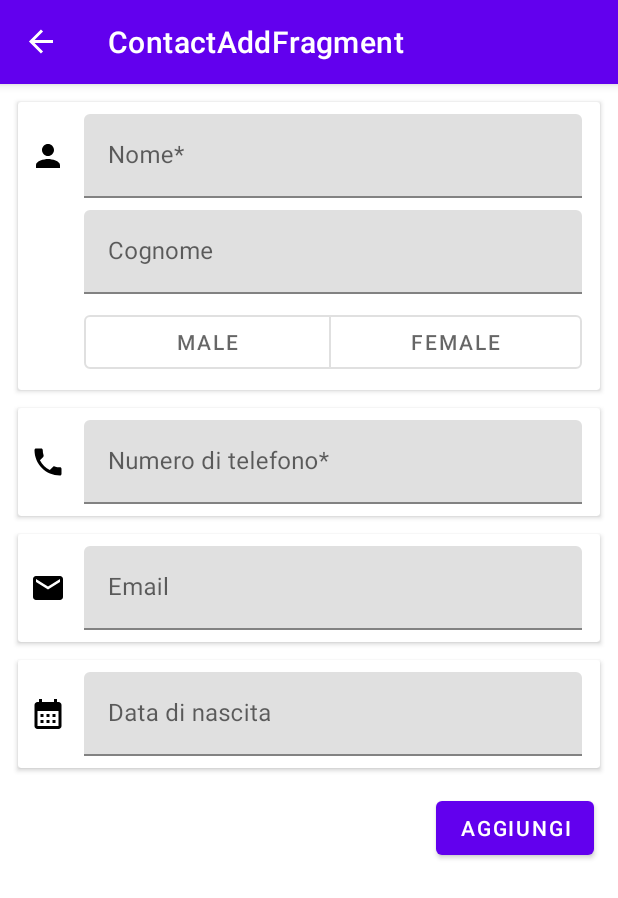
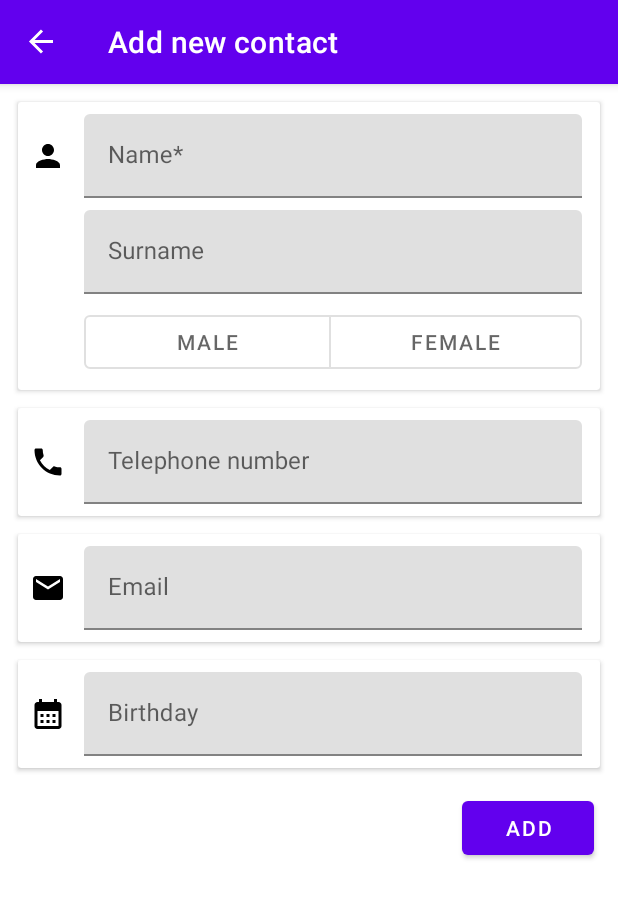
Before and after one commit to UnluckyPizzu/PhoneBook, an Android app: the ContactAddFragment screen opened through its navigation route, on a phone screen of 412 x 824 dp. Shown: the top 898 px of the screen. Run offline under Robolectric (Android 15) with nearby library versions, the phone set to English and light mode, and no system bars; our stand-ins replace navigation-ui.

Commit message:
Fixed navigation, create strings resource

```diff
--- a/app/src/main/java/com/pizzu/phonebook/ui/main/fragment/ContactDetailFragment.kt
+++ b/app/src/main/java/com/pizzu/phonebook/ui/main/fragment/ContactDetailFragment.kt
@@ -10,6 +10,7 @@ import androidx.fragment.app.activityViewModels
 import androidx.navigation.fragment.findNavController
 import androidx.navigation.fragment.navArgs
 import com.google.android.material.datepicker.MaterialDatePicker
+import com.google.android.material.dialog.MaterialAlertDialogBuilder
 import com.pizzu.phonebook.R
 import com.pizzu.phonebook.data.application.ContactApplication
 import com.pizzu.phonebook.databinding.ContactAddFragmentBinding
@@ -53,7 +54,8 @@ class ContactDetailFragment : Fragment() {
 
     private fun bind(contact: Contact) {
         binding.apply {
-            textDetailName.setText("Informazioni di ${contact.name} ${contact.surname}", TextView.BufferType.SPANNABLE)
+            textDetailName.setText(getString(R.string.personal_information,"${contact.name} ${contact.surname}"))
+            //textDetailName.setText("Informazioni di ${contact.name} ${contact.surname}", TextView.BufferType.SPANNABLE)
             textDetailTelephone.setText(contact.telephoneNumber, TextView.BufferType.SPANNABLE)
             if(contact.birthday.isNullOrEmpty())
                 groupBirthday.visibility = View.GONE
--- a/app/src/main/java/com/pizzu/phonebook/ui/main/fragment/ContactListFragment.kt
+++ b/app/src/main/java/com/pizzu/phonebook/ui/main/fragment/ContactListFragment.kt
@@ -4,6 +4,7 @@ import android.os.Bundle
 import android.view.LayoutInflater
 import android.view.View
 import android.view.ViewGroup
+import androidx.appcompat.widget.SearchView
 import androidx.fragment.app.Fragment
 import androidx.fragment.app.activityViewModels
 import androidx.lifecycle.coroutineScope
@@ -37,12 +38,32 @@ class ContactListFragment : Fragment() {
 
     override fun onViewCreated(view: View, savedInstanceState: Bundle?) {
         super.onViewCreated(view, savedInstanceState)
-        val adapter = ContactListAdapter{
-            val actionToDetail = ContactListFragmentDirections.actionContactListFragmentToContactDetailFragment(it.id)
+        val adapter = ContactListAdapter {
+            val actionToDetail =
+                ContactListFragmentDirections.actionContactListFragmentToContactDetailFragment(it.id)
             this.findNavController().navigate(actionToDetail)
         }
         binding.recyclerContact.layoutManager = LinearLayoutManager(this.context)
         binding.recyclerContact.adapter = adapter
+
+        binding.searchPhonebook.setOnQueryTextListener(object : SearchView.OnQueryTextListener {
+
+            override fun onQueryTextChange(newText: String): Boolean {
+
+                viewModel.allContacts.observe(viewLifecycleOwner) {
+                        contacts -> contacts.filter { x -> x.name.contains(newText) || x.surname?.contains(newText) ?: true }.let{
+                        adapter.submitList(it)
+                    }
+                }
+                return true
+            }
+
+            override fun onQueryTextSubmit(query: String): Boolean {
+                // task HERE
+                return true
+            }
+
+        })
 
 
         viewModel.allContacts.observe(this.viewLifecycleOwner) {
--- a/app/src/main/res/layout/contact_add_fragment.xml
+++ b/app/src/main/res/layout/contact_add_fragment.xml
@@ -46,7 +46,7 @@
                     android:id="@+id/textName"
                     android:layout_width="match_parent"
                     android:layout_height="wrap_content"
-                    android:hint="Nome*" />
+                    android:hint="@string/name" />
             </com.google.android.material.textfield.TextInputLayout>
 
             <com.google.android.material.textfield.TextInputLayout
@@ -62,7 +62,7 @@
                     android:id="@+id/textSurname"
                     android:layout_width="match_parent"
                     android:layout_height="wrap_content"
-                    android:hint="Cognome" />
+                    android:hint="@string/surname" />
             </com.google.android.material.textfield.TextInputLayout>
 
             <com.google.android.material.button.MaterialButtonToggleGroup
@@ -83,14 +83,14 @@
                     style="?attr/materialButtonOutlinedStyle"
                     android:layout_height="wrap_content"
                     android:layout_weight="1"
-                    android:text="Male" />
+                    android:text="@string/male" />
                 <Button
                     android:id="@+id/btnFemale"
                     android:layout_width="wrap_content"
                     style="?attr/materialButtonOutlinedStyle"
                     android:layout_height="wrap_content"
                     android:layout_weight="1"
-                    android:text="Female" />
+                    android:text="@string/female" />
             </com.google.android.material.button.MaterialButtonToggleGroup>
 
         </androidx.constraintlayout.widget.ConstraintLayout>
@@ -138,7 +138,7 @@
                     android:layout_width="match_parent"
                     android:inputType="number"
                     android:layout_height="wrap_content"
-                    android:hint="Numero di telefono*" />
+                    android:hint="@string/telephone" />
             </com.google.android.material.textfield.TextInputLayout>
         </androidx.constraintlayout.widget.ConstraintLayout>
     </androidx.cardview.widget.CardView>
@@ -185,7 +185,7 @@
                     android:layout_width="match_parent"
                     android:inputType="textEmailAddress"
                     android:layout_height="wrap_content"
-                    android:hint="Email" />
+                    android:hint="@string/email" />
             </com.google.android.material.textfield.TextInputLayout>
         </androidx.constraintlayout.widget.ConstraintLayout>
     </androidx.cardview.widget.CardView>
@@ -233,7 +233,7 @@
                     android:layout_height="wrap_content"
                     android:clickable="true"
                     android:focusable="false"
-                    android:hint="Data di nascita" />
+                    android:hint="@string/birthday" />
             </com.google.android.material.textfield.TextInputLayout>
         </androidx.constraintlayout.widget.ConstraintLayout>
     </androidx.cardview.widget.CardView>
@@ -244,7 +244,7 @@
         android:layout_height="wrap_content"
         android:layout_marginTop="16dp"
         android:layout_marginEnd="4dp"
-        android:text="Aggiungi"
+        android:text="@string/add"
         app:layout_constraintEnd_toEndOf="@+id/cardBirthday"
         app:layout_constraintTop_toBottomOf="@+id/cardBirthday" />
 
--- a/app/src/main/res/layout/contact_detail_fragment.xml
+++ b/app/src/main/res/layout/contact_detail_fragment.xml
@@ -39,7 +39,7 @@
                 android:layout_marginStart="8dp"
                 android:layout_marginTop="8dp"
                 android:layout_marginEnd="8dp"
-                android:text="Informazioni di contatto"
+                android:text="@string/contact_information"
                 android:textAppearance="@style/TextAppearance.MaterialComponents.Body1"
                 app:layout_constraintBottom_toTopOf="@+id/imageView2"
                 app:layout_constraintEnd_toEndOf="parent"
@@ -204,7 +204,7 @@
         style="@style/Widget.AppCompat.Button"
         android:layout_width="wrap_content"
         android:layout_height="wrap_content"
-        android:text="Elimina contatto"
+        android:text="@string/delete_contact"
         app:layout_constraintBottom_toBottomOf="parent"
         app:layout_constraintEnd_toEndOf="@+id/buttonEditItem"
         app:layout_constraintStart_toStartOf="@+id/buttonEditItem"
@@ -214,7 +214,7 @@
         android:id="@+id/buttonEditItem"
         android:layout_width="wrap_content"
         android:layout_height="wrap_content"
-        android:text="Modifica contatto"
+        android:text="@string/edit_contact"
         app:layout_constraintBottom_toTopOf="@+id/buttonDeleteItem"
         app:layout_constraintEnd_toEndOf="parent"
         app:layout_constraintStart_toStartOf="parent"
--- a/app/src/main/res/layout/contact_list_fragment.xml
+++ b/app/src/main/res/layout/contact_list_fragment.xml
@@ -18,7 +18,7 @@
         app:layout_constraintStart_toStartOf="parent"
         app:layout_constraintTop_toTopOf="parent">
 
-        <SearchView
+        <androidx.appcompat.widget.SearchView
             android:id="@+id/searchPhonebook"
             android:layout_width="match_parent"
             android:layout_height="match_parent" />
--- a/app/src/main/res/navigation/nav_graph.xml
+++ b/app/src/main/res/navigation/nav_graph.xml
@@ -7,7 +7,7 @@
     <fragment
         android:id="@+id/contactListFragment"
         android:name="com.pizzu.phonebook.ui.main.fragment.ContactListFragment"
-        android:label="ContactListFragment" >
+        android:label="@string/Phonebook" >
         <action
             android:id="@+id/action_contactListFragment_to_contactAddFragment"
             app:destination="@id/contactAddFragment" />
@@ -18,10 +18,12 @@
     <fragment
         android:id="@+id/contactAddFragment"
         android:name="com.pizzu.phonebook.ui.main.fragment.ContactAddFragment"
-        android:label="ContactAddFragment" >
+        android:label="@string/add_new_contact" >
         <action
             android:id="@+id/action_contactAddFragment_to_contactListFragment"
-            app:destination="@id/contactListFragment" />
+            app:destination="@id/contactListFragment"
+            app:popUpTo="@id/contactListFragment"
+            app:popUpToInclusive="true" />
         <argument
             android:name="id"
             app:argType="integer"
@@ -31,7 +33,7 @@
     <fragment
         android:id="@+id/contactDetailFragment"
         android:name="com.pizzu.phonebook.ui.main.fragment.ContactDetailFragment"
-        android:label="ContactDetailFragment" >
+        android:label="@string/detail_contact" >
         <action
             android:id="@+id/action_contactDetailFragment_to_contactAddFragment"
             app:destination="@id/contactAddFragment" />
@@ -40,6 +42,8 @@
             app:argType="integer" />
         <action
             android:id="@+id/action_contactDetailFragment_to_contactListFragment"
-            app:destination="@id/contactListFragment" />
+            app:destination="@id/contactListFragment"
+            app:popUpTo="@id/contactListFragment"
+            app:popUpToInclusive="true" />
     </fragment>
 </navigation>
--- a/app/src/main/res/values/strings.xml
+++ b/app/src/main/res/values/strings.xml
@@ -1,12 +1,35 @@
 <resources>
     <string name="app_name">PhoneBook</string>
     <string name="action_settings">Settings</string>
-    <!-- Strings used for fragments for navigation -->
-    <string name="first_fragment_label">First Fragment</string>
-    <string name="second_fragment_label">Second Fragment</string>
-    <string name="next">Next</string>
-    <string name="previous">Previous</string>
 
-    <string name="hello_first_fragment">Hello first fragment</string>
-    <string name="hello_second_fragment">Hello second fragment. Arg: %1$s</string>
+    <!-- Strings used for ContactListFragment fragments -->
+    <string name="Phonebook">PhoneBook</string>
+
+    <!-- Strings used for ContactAddFragment fragments -->
+    <string name="add_new_contact">Add new contact</string>
+    <string name="name">Name*</string>
+    <string name="surname">Surname</string>
+    <string name="male">Male</string>
+    <string name="female">Female</string>
+    <string name="telephone">Telephone number</string>
+    <string name="email">Email</string>
+    <string name="birthday">Birthday</string>
+    <string name="add">add</string>
+
+
+    <!-- Strings used for ContactDetailFragment fragments -->
+    <string name="detail_contact">Detail</string>
+    <string name="contact_information">Contact information</string>
+    <string name="personal_information">%s\'s information</string>
+    <string name="edit_contact">Edit contact</string>
+    <string name="delete_contact">Delete contact</string>
+    <string name="warning">Warning!</string>
+    <string name="delete_sure">Are you sure about deleting this contact?</string>
+    <string name="yes">Yes</string>
+    <string name="no">No</string>
+
+
+
+
+
 </resources>
```
Also changed, not shown: 1 other file.
